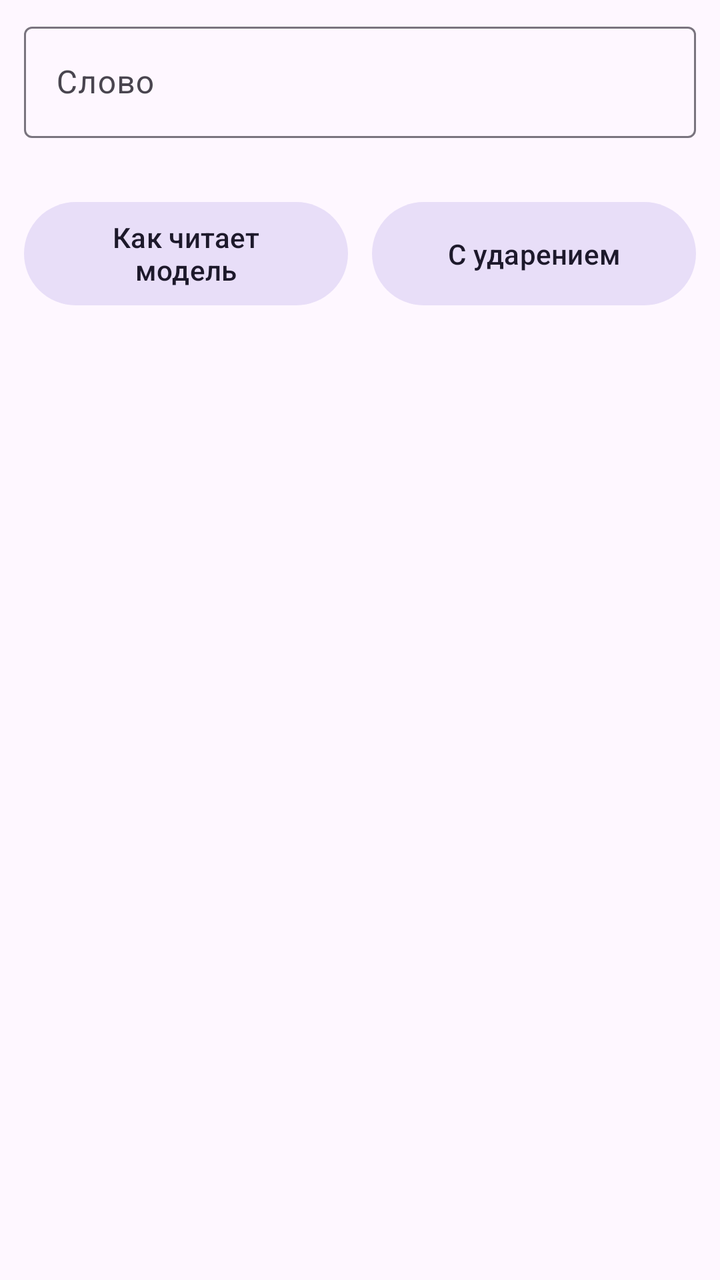
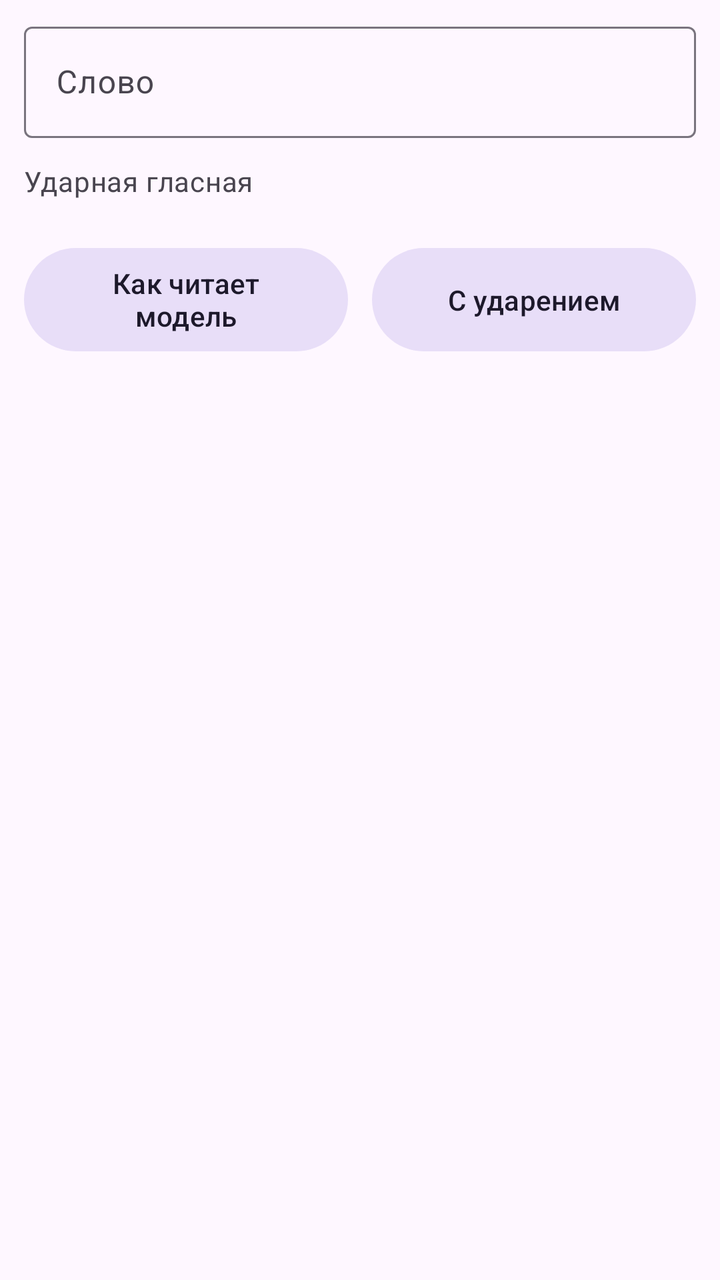

Compare the two renders of this Android layout. The source of the first and the diff that turns it into the second are given below.
<!-- AndroidManifest.xml: application theme Theme.RuVoice -->
<!-- res/layout/dialog_stress.xml -->
<?xml version="1.0" encoding="utf-8"?>
<ScrollView xmlns:android="http://schemas.android.com/apk/res/android"
    xmlns:app="http://schemas.android.com/apk/res-auto"
    android:layout_width="match_parent"
    android:layout_height="wrap_content">
<LinearLayout
    android:orientation="vertical"
    android:paddingHorizontal="12dp"
    android:paddingTop="8dp"
    android:layout_width="match_parent"
    android:layout_height="wrap_content">

    <com.google.android.material.textfield.TextInputLayout
        style="@style/Widget.Material3.TextInputLayout.OutlinedBox"
        android:layout_width="match_parent"
        android:layout_height="wrap_content"
        android:hint="@string/stress_word">
        <com.google.android.material.textfield.TextInputEditText
            android:id="@+id/word"
            android:layout_width="match_parent"
            android:layout_height="wrap_content"
            android:inputType="text|textNoSuggestions" />
    </com.google.android.material.textfield.TextInputLayout>

    <com.google.android.material.chip.ChipGroup
        android:id="@+id/chips"
        android:layout_width="match_parent"
        android:layout_height="wrap_content"
        android:layout_marginTop="12dp"
        app:singleSelection="true"
        app:selectionRequired="true" />

    
    <LinearLayout
        android:orientation="horizontal"
        android:layout_width="match_parent"
        android:layout_height="wrap_content"
        android:layout_marginTop="16dp">
        <Button
            android:id="@+id/listenModel"
            style="@style/Widget.Material3.Button.TonalButton"
            android:layout_width="0dp"
            android:layout_weight="1"
            android:layout_height="match_parent"
            android:layout_marginEnd="6dp"
            android:text="@string/listen_as_model" />
        <Button
            android:id="@+id/listenStressed"
            style="@style/Widget.Material3.Button.TonalButton"
            android:layout_width="0dp"
            android:layout_weight="1"
            android:layout_height="match_parent"
            android:layout_marginStart="6dp"
            android:text="@string/listen_stressed" />
    </LinearLayout>
</LinearLayout>
</ScrollView>
<!-- resources referenced by this layout -->
<resources>
  <string name="listen_as_model">Как читает модель</string>
  <string name="listen_stressed">С ударением</string>
  <string name="stress_word">Слово</string>
  <style name="Theme.RuVoice" parent="Theme.Material3.DayNight.NoActionBar">
          <item name="materialAlertDialogTheme">@style/ThemeOverlay.RuVoice.Dialog</item>
      </style>
  <style name="ThemeOverlay.RuVoice.Dialog" parent="ThemeOverlay.Material3.MaterialAlertDialog">
          <item name="android:windowMinWidthMinor">100%</item>
          <item name="alertDialogStyle">@style/RuVoice.Dialog</item>
      </style>
  <style name="RuVoice.Dialog" parent="MaterialAlertDialog.Material3">
          <item name="backgroundInsetStart">2dp</item>
          <item name="backgroundInsetEnd">2dp</item>
          <item name="backgroundInsetTop">16dp</item>
          <item name="backgroundInsetBottom">16dp</item>
      </style>
</resources>

<!-- the commit's change to res/layout/dialog_stress.xml (unified diff, before → after) -->
@@ -22,11 +22,19 @@
             android:inputType="text|textNoSuggestions" />
     </com.google.android.material.textfield.TextInputLayout>
 
+    
+    <TextView
+        android:id="@+id/chipsLabel"
+        style="@style/SectionHint"
+        android:layout_marginTop="12dp"
+        android:layout_marginBottom="0dp"
+        android:text="@string/stress_vowel" />
+
     <com.google.android.material.chip.ChipGroup
         android:id="@+id/chips"
         android:layout_width="match_parent"
         android:layout_height="wrap_content"
-        android:layout_marginTop="12dp"
+        android:layout_marginTop="4dp"
         app:singleSelection="true"
         app:selectionRequired="true" />
 
<!-- resource entries referenced after the edit -->
@@ -2,7 +2,15 @@
 <resources>
   <string name="listen_as_model">Как читает модель</string>
   <string name="listen_stressed">С ударением</string>
+  <string name="stress_vowel">Ударная гласная</string>
   <string name="stress_word">Слово</string>
+  <style name="SectionHint">
+          <item name="android:layout_width">match_parent</item>
+          <item name="android:layout_height">wrap_content</item>
+          <item name="android:layout_marginBottom">12dp</item>
+          <item name="android:textAppearance">?attr/textAppearanceBodyMedium</item>
+          <item name="android:textColor">?attr/colorOnSurfaceVariant</item>
+      </style>
   <style name="Theme.RuVoice" parent="Theme.Material3.DayNight.NoActionBar">
           <item name="materialAlertDialogTheme">@style/ThemeOverlay.RuVoice.Dialog</item>
       </style>
